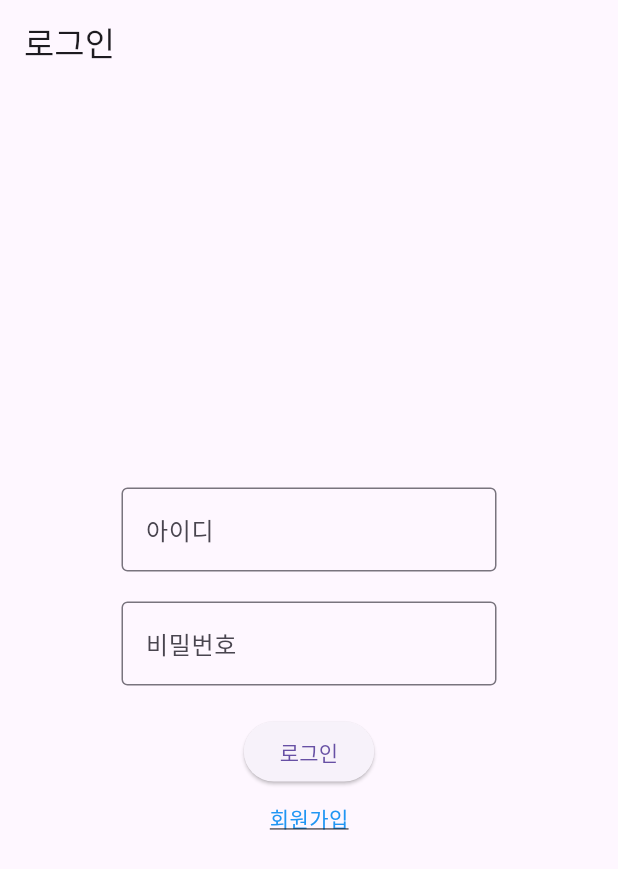
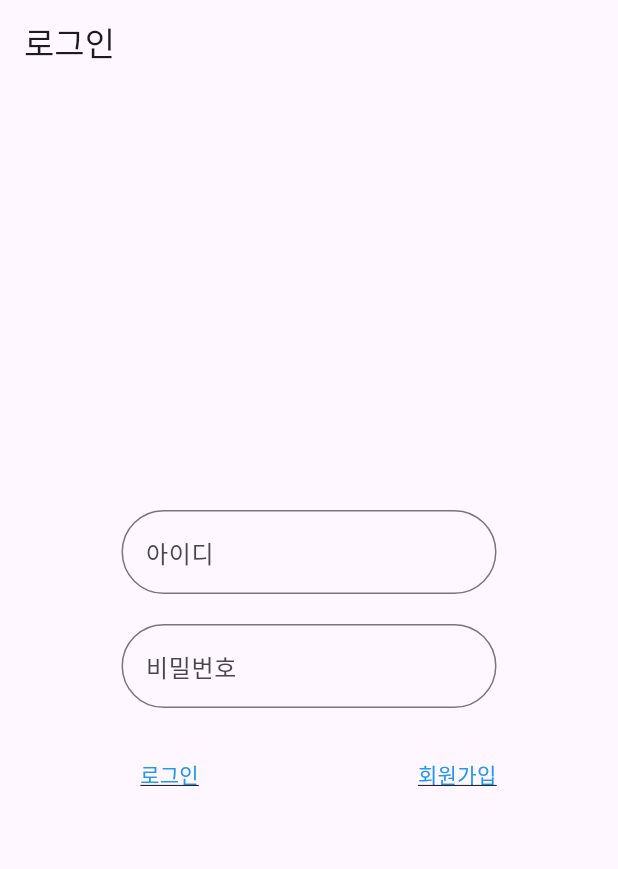
Before and after one commit to GK-solutionMD-2023-4th/1206_rae, a Flutter app: the LoginScreen screen opened directly, on a phone screen of 412 x 824 dp. Shown: the top 869 px of the screen. Run offline on Flutter 3.47's test engine with Material 3 defaults, Android fonts, the phone set to English and light mode, and no system bars; our stand-ins replace carousel_slider.

Commit message:
로고없는 로그인페이지, 미완성 결제화면

```diff
--- a/lib/screens/login_screen.dart
+++ b/lib/screens/login_screen.dart
@@ -27,7 +27,10 @@ class LoginScreen extends StatelessWidget {
                   TextField(
                     decoration: InputDecoration(
                       hintText: '아이디',
-                      border: OutlineInputBorder(),
+                      border: OutlineInputBorder(
+                        borderRadius: BorderRadius.circular(30.0), // Higher value for elongation
+                        borderSide: BorderSide(), // Add this line for the border to show
+                      ),
                     ),
                   ),
                   SizedBox(height: 20.0),
@@ -35,21 +38,38 @@ class LoginScreen extends StatelessWidget {
                     obscureText: true,
                     decoration: InputDecoration(
                       hintText: '비밀번호',
-                      border: OutlineInputBorder(),
+                      border: OutlineInputBorder(
+                        borderRadius: BorderRadius.circular(30.0), // Higher value for elongation
+                        borderSide: BorderSide(), // Add this line for the border to show
                       ),
                     ),
+                  ),
+
                   SizedBox(height: 20.0),
-                  ElevatedButton(
+
+            Row(
+              mainAxisAlignment: MainAxisAlignment.spaceBetween,
+              children: <Widget>[
+                // Login Text as TextButton on the left side
+                TextButton(
                   onPressed: () {
-                      // 로그인 버튼 눌렀을 때 처리 코드 추가
+                    // Handle login action
                   },
-                    child: Text('로그인'),
+                  child: Text(
+                    '로그인',
+                    style: TextStyle(
+                      color: Colors.blue,
+                      decoration: TextDecoration.underline,
                     ),
-                  SizedBox(height: 10.0),
+                  ),
+                ),
+
+                Spacer(), // Adds space between the login and sign-up text
+
+                // Sign-Up Text on the right side
                 GestureDetector(
                   onTap: () {
-                      // 회원가입 화면으로 이동하는 코드 추가
-                      // Navigator.push(context, MaterialPageRoute(builder: (context) => SignUpScreen()));
+                    // Handle navigation to sign-up screen
                   },
                   child: Text(
                     '회원가입',
@@ -61,14 +81,21 @@ class LoginScreen extends StatelessWidget {
                 ),
               ],
             ),
+          ],
+        ),
+
+
                       ),
                     ],
                   ),
+
         ),
+
     );
   }
 }
 
+
 // SignUpScreen 클래스 추가시 회원가입 화면을 만들 수 있습니다.
 // 또한 GestureDetector 위젯의 onTap 속성에 Navigator.push 코드를 추가해주세요.
 // 예: Navigator.push(context, MaterialPageRoute(builder: (context) => SignUpScreen( )));
```
Also changed, not shown: lib/payment_home.dart (+33 -12 lines), 1 other file. Lines whose indentation alone changed are shown as unchanged.
